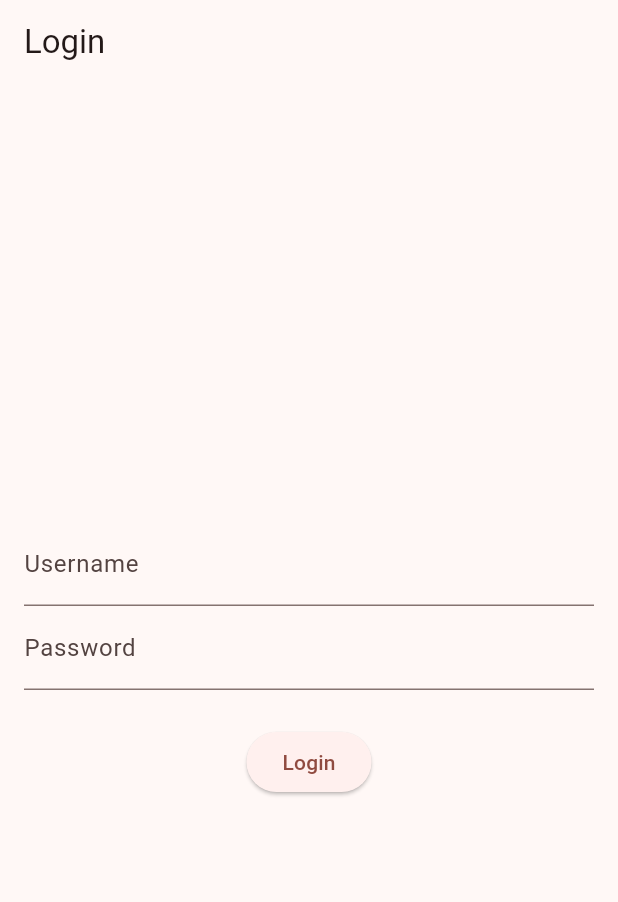
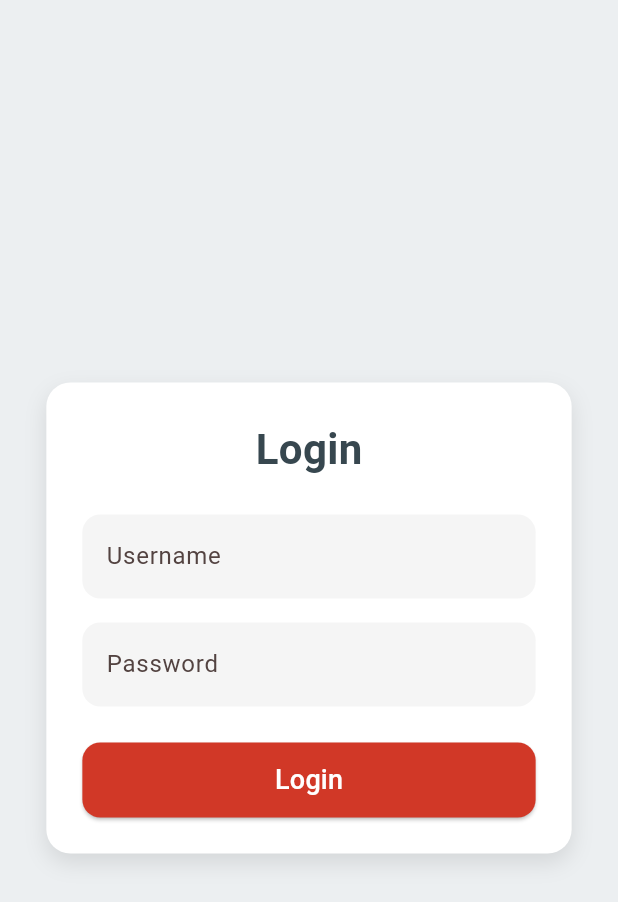
Before and after one commit to jimmyfcis/code_scanner, a Flutter app: the screen it shows after launch, on a phone screen of 412 x 824 dp. Shown: the top 902 px of the screen. Run offline on Flutter 3.47's test engine with Material 3 defaults, Android fonts, the phone set to English and light mode, and no system bars; missing offline and left inert: mobile_scanner.

Commit message:
update UI

```diff
--- a/lib/main.dart
+++ b/lib/main.dart
@@ -20,6 +20,14 @@ class MyApp extends StatelessWidget {
       theme: ThemeData(
         colorScheme: ColorScheme.fromSeed(seedColor: const Color(0xFFD13827)),
         primaryColor: Color(0xFFD13827),
+        elevatedButtonTheme: ElevatedButtonThemeData(
+          style: ElevatedButton.styleFrom(
+            backgroundColor: const Color(0xFFD13827),
+            shape: RoundedRectangleBorder(
+              borderRadius: BorderRadius.circular(12),
+            ),
+          ),
+        ),
       ),
       home: const LoginScreen(),
     );
--- a/lib/screens/login_screen.dart
+++ b/lib/screens/login_screen.dart
@@ -37,28 +37,82 @@ class _LoginScreenState extends State<LoginScreen> {
 
   @override
   Widget build(BuildContext context) {
+    final size = MediaQuery.of(context).size;
+
     return Scaffold(
-      appBar: AppBar(title: const Text('Login')),
-      body: Padding(
-        padding: const EdgeInsets.all(16),
+      backgroundColor: Colors.blueGrey[50],
+      body: Center(
+        child: Container(
+          padding: const EdgeInsets.all(24),
+          width: size.width * 0.85,
+          decoration: BoxDecoration(
+            color: Colors.white,
+            borderRadius: BorderRadius.circular(16),
+            boxShadow: [
+              BoxShadow(
+                color: Colors.black.withOpacity(0.1),
+                blurRadius: 12,
+                offset: const Offset(0, 6),
+              )
+            ],
+          ),
           child: Column(
-          mainAxisAlignment: MainAxisAlignment.center,
+            mainAxisSize: MainAxisSize.min,
             children: [
+              Text(
+                'Login',
+                style: TextStyle(
+                  fontSize: 28,
+                  fontWeight: FontWeight.bold,
+                  color: Colors.blueGrey[800],
+                ),
+              ),
+              const SizedBox(height: 24),
               TextField(
                 controller: _userController,
-              decoration: const InputDecoration(labelText: 'Username'),
+                decoration: InputDecoration(
+                  labelText: 'Username',
+                  filled: true,
+                  fillColor: Colors.grey[100],
+                  border: OutlineInputBorder(
+                    borderRadius: BorderRadius.circular(12),
+                    borderSide: BorderSide.none,
                   ),
+                ),
+              ),
+              const SizedBox(height: 16),
               TextField(
                 controller: _passController,
-              decoration: const InputDecoration(labelText: 'Password'),
                 obscureText: true,
+                decoration: InputDecoration(
+                  labelText: 'Password',
+                  filled: true,
+                  fillColor: Colors.grey[100],
+                  border: OutlineInputBorder(
+                    borderRadius: BorderRadius.circular(12),
+                    borderSide: BorderSide.none,
+                  ),
+                ),
               ),
               const SizedBox(height: 24),
-            ElevatedButton(
+              SizedBox(
+                width: double.infinity,
+                height: 50,
+                child: ElevatedButton(
                   onPressed: login,
-              child: const Text('Login'),
+                  style: ElevatedButton.styleFrom(
+                    shape: RoundedRectangleBorder(
+                      borderRadius: BorderRadius.circular(12),
+                    ),
+                  ),
+                  child: Text(
+                    'Login',
+                    style: TextStyle(fontSize: 18,color: Colors.white),
+                  ),
+                ),
               ),
             ],
+          ),
         ),
       ),
     );
--- a/lib/screens/scan_screen.dart
+++ b/lib/screens/scan_screen.dart
@@ -92,7 +92,7 @@ class _ScanScreenState extends State<ScanScreen>
       barrierDismissible: false,
       builder: (_) => StatefulBuilder(builder: (context, setDialogState) {
         return AlertDialog(
-          title: const Text('Employee Attendance'),
+          title: const Text('Employee Scanned'),
           content: Column(
             mainAxisSize: MainAxisSize.min,
             children: [
```
Lines whose indentation alone changed are shown as unchanged.
